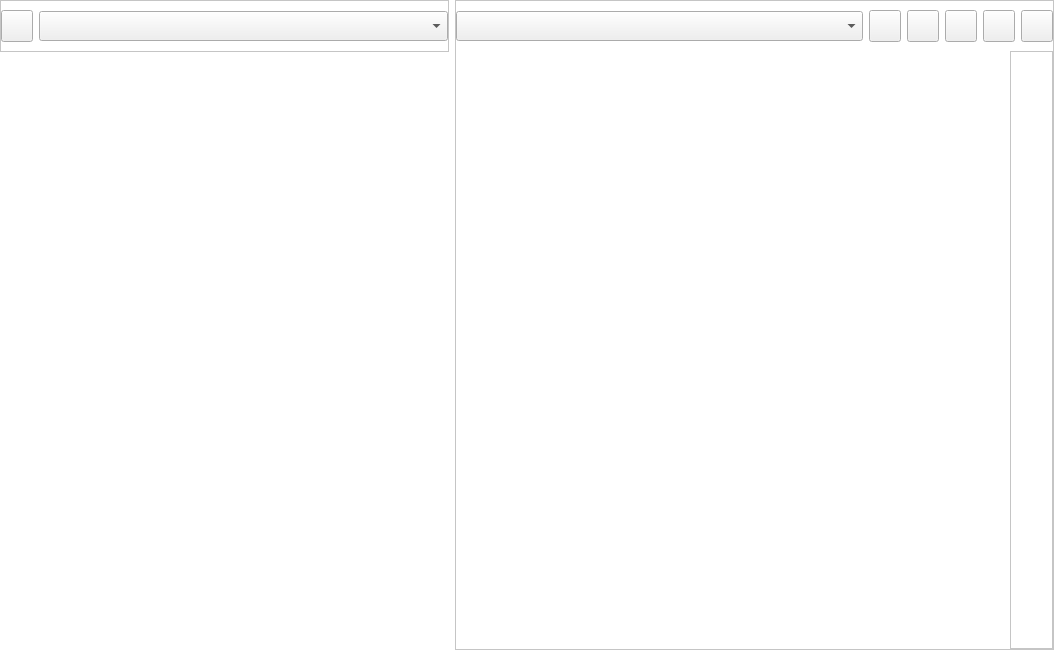
Above: UIDecorator/UIDecorator.ui from Bazzzukasss/UIDecorator before the change. Below: the same form after it.
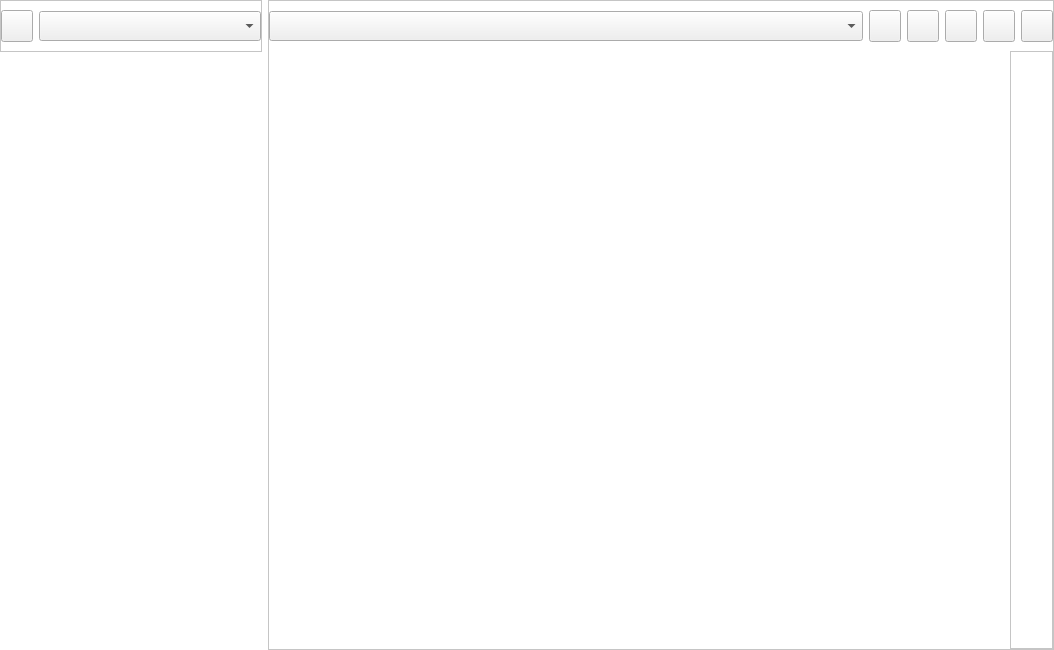
That is the form after the change. Icons and pictures are not drawn. Custom widgets are drawn as their Qt base class.

```diff
--- a/UIDecorator/UIDecorator.ui
+++ b/UIDecorator/UIDecorator.ui
@@ -40,7 +40,7 @@
     <widget class="QFrame" name="mUITemplateFrame1">
      <property name="sizePolicy">
       <sizepolicy hsizetype="Preferred" vsizetype="Preferred">
-       <horstretch>3</horstretch>
+       <horstretch>1</horstretch>
        <verstretch>0</verstretch>
       </sizepolicy>
      </property>
@@ -144,6 +144,9 @@
              <pointsize>12</pointsize>
             </font>
            </property>
+           <property name="sizeAdjustPolicy">
+            <enum>QComboBox::AdjustToMinimumContentsLengthWithIcon</enum>
+           </property>
           </widget>
          </item>
         </layout>
@@ -254,7 +257,7 @@
     <widget class="QFrame" name="mStyleFrame">
      <property name="sizePolicy">
       <sizepolicy hsizetype="Preferred" vsizetype="Preferred">
-       <horstretch>4</horstretch>
+       <horstretch>3</horstretch>
        <verstretch>0</verstretch>
       </sizepolicy>
      </property>
@@ -282,6 +285,12 @@
       </property>
       <item>
        <widget class="QFrame" name="mStyleSelectionFrame">
+        <property name="sizePolicy">
+         <sizepolicy hsizetype="Preferred" vsizetype="Preferred">
+          <horstretch>0</horstretch>
+          <verstretch>0</verstretch>
+         </sizepolicy>
+        </property>
         <property name="frameShape">
          <enum>QFrame::NoFrame</enum>
         </property>
@@ -330,7 +339,7 @@
             <bool>false</bool>
            </property>
            <property name="sizeAdjustPolicy">
-            <enum>QComboBox::AdjustToMinimumContentsLength</enum>
+            <enum>QComboBox::AdjustToMinimumContentsLengthWithIcon</enum>
            </property>
           </widget>
          </item>
```
